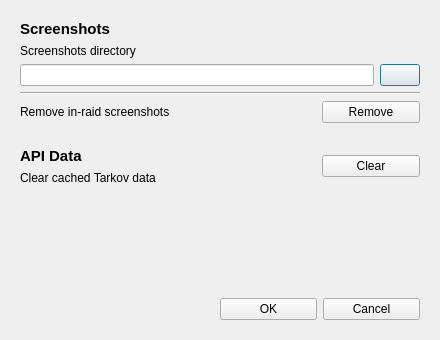
nikidigi/qTarkovTracker, file settingsdialog.ui: the form before one commit.
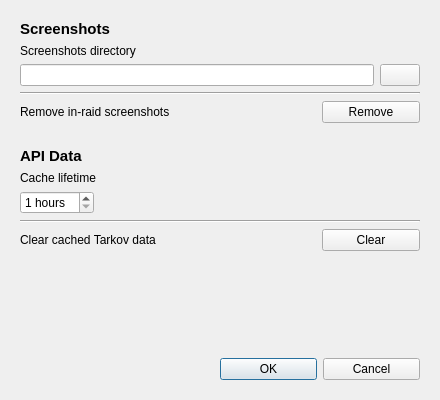
The form after the commit. Icons and pictures are not drawn. Custom widgets are drawn as their Qt base class.

Commit message: add cache lifetime to settings dialog

```diff
--- a/settingsdialog.ui
+++ b/settingsdialog.ui
@@ -7,7 +7,7 @@
     <x>0</x>
     <y>0</y>
     <width>440</width>
-    <height>340</height>
+    <height>400</height>
    </rect>
   </property>
   <property name="windowTitle">
@@ -88,6 +88,9 @@
                <iconset resource="qTarkovTracker.qrc">
                 <normaloff>:/resources/icons/header/folder.svg</normaloff>:/resources/icons/header/folder.svg</iconset>
               </property>
+              <property name="autoDefault">
+               <bool>false</bool>
+              </property>
              </widget>
             </item>
             <item row="0" column="0">
@@ -152,6 +155,9 @@
               <property name="text">
                <string>Remove</string>
               </property>
+              <property name="autoDefault">
+               <bool>false</bool>
+              </property>
              </widget>
             </item>
            </layout>
@@ -171,9 +177,22 @@
      <property name="frameShadow">
       <enum>QFrame::Shadow::Plain</enum>
      </property>
-     <layout class="QHBoxLayout" name="horizontalLayout_2" stretch="3,1">
+     <layout class="QVBoxLayout" name="verticalLayout_5">
       <item>
-       <widget class="QWidget" name="widget_3" native="true">
+       <widget class="QLabel" name="apiDataLabel">
+        <property name="font">
+         <font>
+          <pointsize>11</pointsize>
+          <bold>true</bold>
+         </font>
+        </property>
+        <property name="text">
+         <string>API Data</string>
+        </property>
+       </widget>
+      </item>
+      <item>
+       <widget class="QWidget" name="widget_7" native="true">
         <layout class="QVBoxLayout" name="verticalLayout_2">
          <property name="leftMargin">
           <number>0</number>
@@ -188,18 +207,59 @@
           <number>0</number>
          </property>
          <item>
-          <widget class="QLabel" name="apiDataLabel">
-           <property name="font">
-            <font>
-             <pointsize>11</pointsize>
-             <bold>true</bold>
-            </font>
-           </property>
+          <widget class="QLabel" name="cacheLifeTimeLabel">
            <property name="text">
-            <string>API Data</string>
+            <string>Cache lifetime</string>
            </property>
+           <property name="buddy">
+            <cstring>cacheLifeTimeHours</cstring>
+           </property>
           </widget>
          </item>
+         <item>
+          <widget class="QSpinBox" name="cacheLifeTimeHours">
+           <property name="sizePolicy">
+            <sizepolicy hsizetype="Fixed" vsizetype="Fixed">
+             <horstretch>0</horstretch>
+             <verstretch>0</verstretch>
+            </sizepolicy>
+           </property>
+           <property name="suffix">
+            <string> hours</string>
+           </property>
+           <property name="minimum">
+            <number>1</number>
+           </property>
+          </widget>
+         </item>
+        </layout>
+       </widget>
+      </item>
+      <item>
+       <widget class="Line" name="line_2">
+        <property name="orientation">
+         <enum>Qt::Orientation::Horizontal</enum>
+        </property>
+        <property name="hseparator" stdset="0">
+         <bool>true</bool>
+        </property>
+       </widget>
+      </item>
+      <item>
+       <widget class="QWidget" name="widget_3" native="true">
+        <layout class="QHBoxLayout" name="horizontalLayout_2" stretch="3,1">
+         <property name="leftMargin">
+          <number>0</number>
+         </property>
+         <property name="topMargin">
+          <number>0</number>
+         </property>
+         <property name="rightMargin">
+          <number>0</number>
+         </property>
+         <property name="bottomMargin">
+          <number>0</number>
+         </property>
          <item>
           <widget class="StatusLabel" name="cacheDescription">
            <property name="text">
@@ -210,16 +270,19 @@
            </property>
           </widget>
          </item>
+         <item>
+          <widget class="QPushButton" name="clearCacheButton">
+           <property name="text">
+            <string>Clear</string>
+           </property>
+           <property name="autoDefault">
+            <bool>false</bool>
+           </property>
+          </widget>
+         </item>
         </layout>
        </widget>
       </item>
-      <item>
-       <widget class="QPushButton" name="clearCacheButton">
-        <property name="text">
-         <string>Clear</string>
-        </property>
-       </widget>
-      </item>
      </layout>
     </widget>
    </item>
@@ -247,6 +310,9 @@
         <property name="text">
          <string>OK</string>
         </property>
+        <property name="autoDefault">
+         <bool>true</bool>
+        </property>
        </widget>
       </item>
       <item>
@@ -254,6 +320,9 @@
         <property name="text">
          <string>Cancel</string>
         </property>
+        <property name="autoDefault">
+         <bool>false</bool>
+        </property>
        </widget>
       </item>
      </layout>
```
The commit also changes 8 other files.
